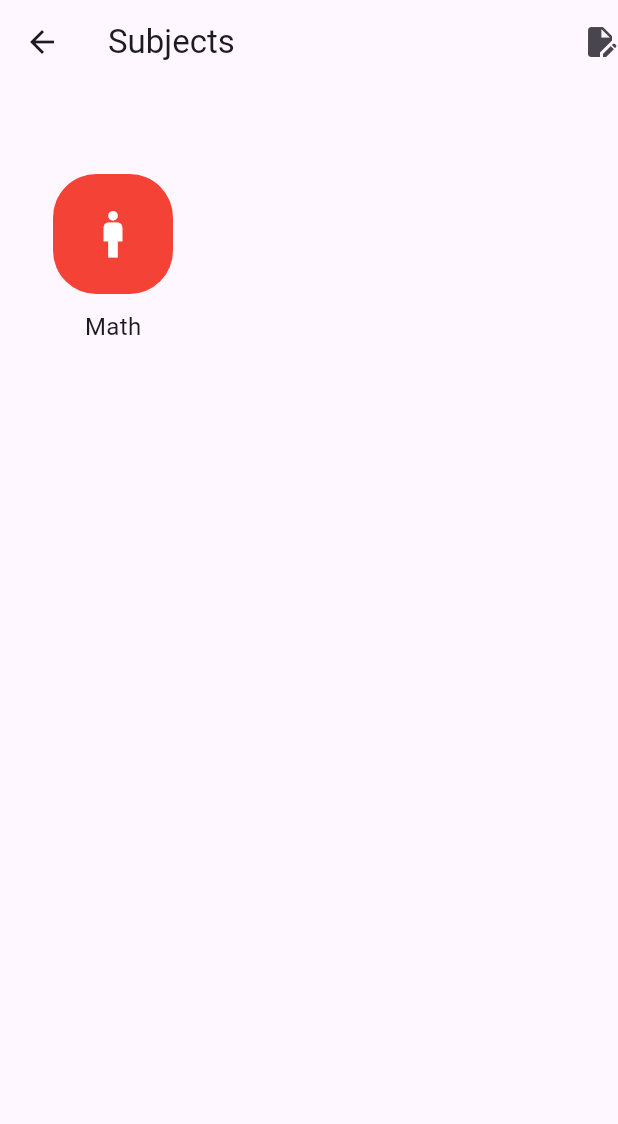
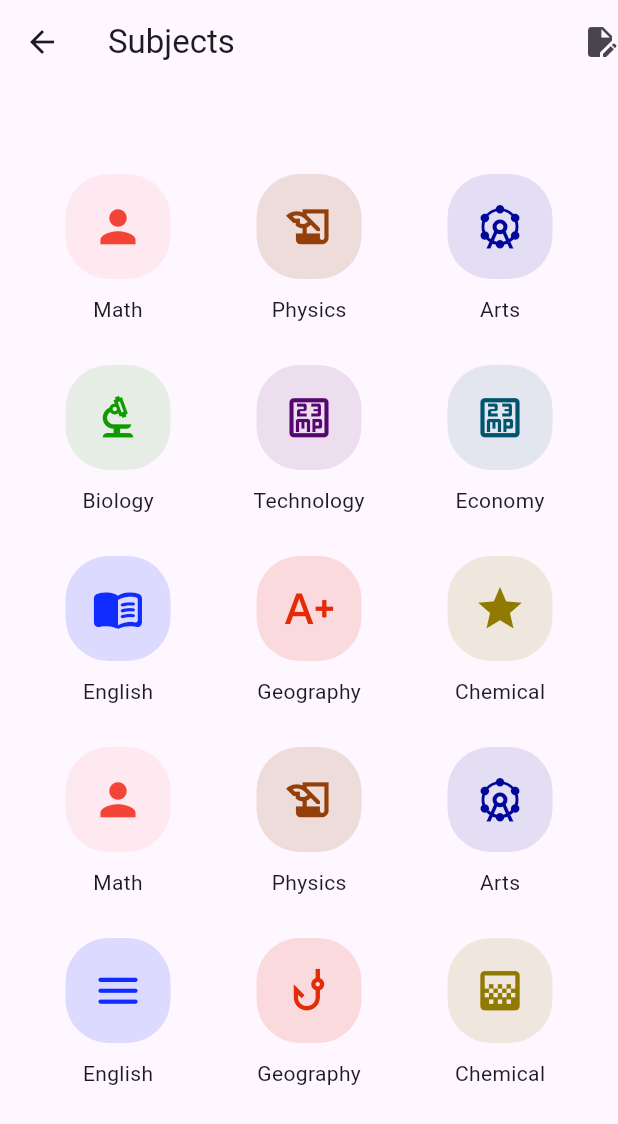
Before and after one commit to leangsengLy/Flutter_Project, a Flutter app: the AppMenu screen opened directly, on a phone screen of 412 x 824 dp. Shown: the top 1124 px of the screen. Run offline on Flutter 3.47's test engine with Material 3 defaults, Android fonts, the phone set to English and light mode, and no system bars; our stand-ins replace flutter_riverpod, google_fonts, transparent_image; network calls fail.

Commit message:
update new project

```diff
--- a/school/lib/Screen/PageScreen/App/app_menu.dart
+++ b/school/lib/Screen/PageScreen/App/app_menu.dart
@@ -1,4 +1,5 @@
 import 'package:flutter/material.dart';
+import 'package:school/Screen/PageScreen/App/icon_menu.dart';
 
 class AppMenu extends StatefulWidget {
   const AppMenu({super.key});
@@ -19,42 +20,105 @@ class AppMenuState extends State<AppMenu> {
           ],
         ),
         body: Container(
-          width: double.infinity,
-          height: double.infinity,
           margin: const EdgeInsets.fromLTRB(0, 40, 0, 0),
           padding: const EdgeInsets.all(20),
           child: GridView(
             gridDelegate: const SliverGridDelegateWithFixedCrossAxisCount(
               crossAxisCount: 3,
-              crossAxisSpacing: 20,
-              mainAxisSpacing: 20,
+              crossAxisSpacing: 10,
+              mainAxisSpacing: 10,
             ),
-            children: [
-              Column(
-                children: [
-                  Container(
-                    width: 80,
-                    height: 80,
-                    alignment: Alignment.center,
-                    decoration: BoxDecoration(
-                      color: Colors.red,
-                      borderRadius: BorderRadius.circular(29),
-                    ),
-                    child: const Icon(
-                      Icons.man_outlined,
-                      size: 37,
-                      color: Colors.white,
-                    ),
-                  ),
-                  const SizedBox(height: 10),
-                  const Text(
-                    "Math",
-                    style: TextStyle(
-                      fontSize: 16,
-                    ),
-                  )
-                ],
-              )
+            children: const [
+              IconMenu(
+                clbg: Color.fromARGB(20, 244, 67, 54),
+                color: Color.fromARGB(253, 244, 67, 54),
+                icon: Icons.person,
+                title: "Math",
+              ),
+              IconMenu(
+                clbg: Color.fromARGB(36, 144, 55, 0),
+                color: Color.fromARGB(244, 144, 55, 0),
+                icon: Icons.history_edu,
+                title: "Physics",
+              ),
+              IconMenu(
+                clbg: Color.fromARGB(27, 0, 8, 154),
+                color: Color.fromARGB(255, 0, 8, 154),
+                icon: Icons.attractions_outlined,
+                title: "Arts",
+              ),
+              IconMenu(
+                clbg: Color.fromARGB(27, 15, 154, 0),
+                color: Color.fromARGB(255, 15, 154, 0),
+                icon: Icons.biotech_outlined,
+                title: "Biology",
+              ),
+              IconMenu(
+                clbg: Color.fromARGB(27, 82, 0, 107),
+                color: Color.fromARGB(248, 82, 0, 107),
+                icon: Icons.twenty_three_mp_outlined,
+                title: "Technology",
+              ),
+              IconMenu(
+                clbg: Color.fromARGB(27, 0, 84, 107),
+                color: Color.fromARGB(255, 0, 84, 107),
+                icon: Icons.twenty_three_mp_outlined,
+                title: "Economy",
+              ),
+              IconMenu(
+                clbg: Color.fromARGB(36, 11, 39, 254),
+                color: Color.fromARGB(248, 11, 39, 254),
+                icon: Icons.menu_book_rounded,
+                title: "English",
+              ),
+              IconMenu(
+                clbg: Color.fromARGB(35, 226, 34, 0),
+                color: Color.fromARGB(244, 226, 34, 0),
+                icon: Icons.text_increase_sharp,
+                title: "Geography",
+              ),
+              IconMenu(
+                clbg: Color.fromARGB(34, 144, 123, 0),
+                color: Color.fromARGB(255, 144, 122, 0),
+                icon: Icons.grade_sharp,
+                title: "Chemical",
+              ),
+              IconMenu(
+                clbg: Color.fromARGB(20, 244, 67, 54),
+                color: Color.fromARGB(253, 244, 67, 54),
+                icon: Icons.person,
+                title: "Math",
+              ),
+              IconMenu(
+                clbg: Color.fromARGB(36, 144, 55, 0),
+                color: Color.fromARGB(244, 144, 55, 0),
+                icon: Icons.history_edu,
+                title: "Physics",
+              ),
+              IconMenu(
+                clbg: Color.fromARGB(27, 0, 8, 154),
+                color: Color.fromARGB(255, 0, 8, 154),
+                icon: Icons.attractions_outlined,
+                title: "Arts",
+              ),
+              IconMenu(
+                clbg: Color.fromARGB(36, 11, 39, 254),
+                color: Color.fromARGB(248, 11, 39, 254),
+                icon: Icons.menu_rounded,
+                title: "English",
+              ),
+              IconMenu(
+                clbg: Color.fromARGB(35, 226, 34, 0),
+                color: Color.fromARGB(244, 226, 34, 0),
+                icon: Icons.phishing_outlined,
+                title: "Geography",
+              ),
+              IconMenu(
+                clbg: Color.fromARGB(34, 144, 123, 0),
+                color: Color.fromARGB(255, 144, 122, 0),
+                icon: Icons.gradient_outlined,
+                title: "Chemical",
+              ),
             ],
           ),
         ));
--- /dev/null
+++ b/school/lib/Screen/PageScreen/App/icon_menu.dart
@@ -0,0 +1,44 @@
+import 'package:flutter/material.dart';
+
+class IconMenu extends StatefulWidget {
+  const IconMenu(
+      {super.key,
+      required this.color,
+      required this.clbg,
+      required this.icon,
+      required this.title});
+  final IconData icon;
+  final Color color;
+  final Color clbg;
+  final String title;
+
+  @override
+  State<IconMenu> createState() {
+    return IconMenuState();
+  }
+}
+
+class IconMenuState extends State<IconMenu> {
+  @override
+  Widget build(BuildContext context) {
+    return Column(
+      children: [
+        Container(
+          width: 70,
+          height: 70,
+          decoration: BoxDecoration(
+            color: widget.clbg,
+            borderRadius: BorderRadius.circular(29),
+          ),
+          child: Icon(
+            widget.icon,
+            size: 35,
+            color: widget.color,
+          ),
+        ),
+        const SizedBox(height: 10),
+        Text(widget.title)
+      ],
+    );
+  }
+}
--- a/school/lib/Screen/PageScreen/Profile/profile_detail.dart
+++ b/school/lib/Screen/PageScreen/Profile/profile_detail.dart
@@ -15,6 +15,20 @@ class ProfileDetailState extends State<ProfileDetail> {
       appBar: AppBar(
         title: const Text("Profile"),
       ),
+      body: const Center(
+          child: Column(
+        mainAxisAlignment: MainAxisAlignment.center,
+        children: [
+          Text(
+            "No available data of Ly zee !!",
+            style: TextStyle(
+              fontSize: 19,
+            ),
+          ),
+          SizedBox(height: 6),
+          Text('welcome to ly zee vlogger!')
+        ],
+      )),
     );
   }
 }
```
